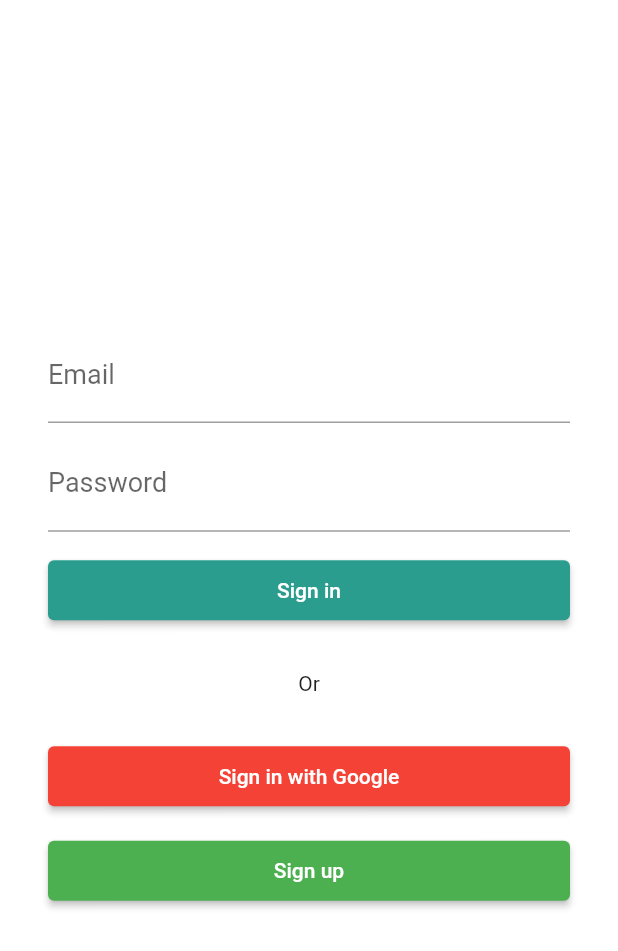
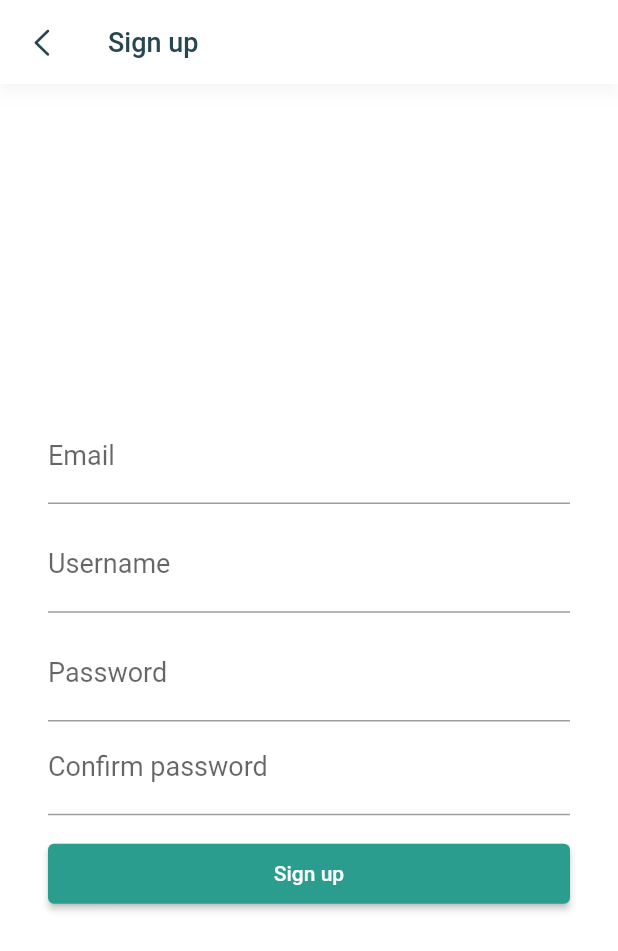
Before and after one commit to TrungHieu-HCMUIT/Greuse_GSC2021, a Flutter app: the screen it shows after launch, after a tap on "Sign up", on a phone screen of 412 x 824 dp. Shown: the top 951 px of the screen. Run offline on Flutter 3.47's test engine with Material 2 defaults, Android fonts, the phone set to English and light mode, and no system bars; network calls fail.

Commit message:
UI(SignUpScreen): Draft UI

```diff
--- a/lib/main.dart
+++ b/lib/main.dart
@@ -8,6 +8,7 @@ import 'package:greuse/screens/news_feed_screen.dart';
 import 'package:greuse/screens/profile_screen.dart';
 import 'package:greuse/screens/saved_posts_screen.dart';
 import 'package:greuse/screens/sign_in_screen.dart';
+import 'package:greuse/screens/sign_up_screen.dart';
 
 void main() => runApp(MyApp());
 
@@ -22,6 +23,7 @@ class MyApp extends StatelessWidget {
     MyPostsScreen.id: (_) => MyPostsScreen(),
     ExchangingLocationsScreen.id: (_) => ExchangingLocationsScreen(),
     SignInScreen.id: (_) => SignInScreen(),
+    SignUpScreen.id: (_) => SignUpScreen(),
   };
 
   @override
--- a/lib/screens/sign_in_screen.dart
+++ b/lib/screens/sign_in_screen.dart
@@ -1,4 +1,5 @@
 import 'package:flutter/material.dart';
+import 'package:greuse/screens/sign_up_screen.dart';
 
 class SignInScreen extends StatefulWidget {
   static const id = 'sign_in_screen';
@@ -46,7 +47,7 @@ class _SignInScreenState extends State<SignInScreen> {
   }
 
   void _signUp() {
-    // TODO: Implement _signUp function
+    Navigator.pushNamed(context, SignUpScreen.id);
   }
 
   @override
--- /dev/null
+++ b/lib/screens/sign_up_screen.dart
@@ -0,0 +1,144 @@
+import 'package:flutter/cupertino.dart';
+import 'package:flutter/material.dart';
+
+class SignUpScreen extends StatefulWidget {
+  static const id = 'sign_up_screen';
+  @override
+  _SignUpScreenState createState() => _SignUpScreenState();
+}
+
+class _SignUpScreenState extends State<SignUpScreen> {
+  final _formKey = GlobalKey<FormState>();
+  final _passwordController = TextEditingController();
+  String _email;
+  String _username;
+  String _password;
+  String _confirmPassword;
+
+  String _emailValidator(String email) {
+    email = email.trim();
+    if (email.isEmpty) return 'Please enter your email';
+    final emailRegEx = RegExp(
+        r"^[a-zA-Z0-9.a-zA-Z0-9.!#$%&'*+-/=?^_`{|}~]+@[a-zA-Z0-9]+\.[a-zA-Z]+");
+    bool emailValid = emailRegEx.hasMatch(email);
+    if (!emailValid) return 'Please enter a valid email';
+    return null;
+  }
+
+  void _onEmailSaved(String email) => _email = email.trim();
+
+  String _usernameValidator(String username) {
+    username = username.trim();
+    if (username.isEmpty) return 'Please enter your username';
+    if (username.length < 6) return 'Username must be at least 6 characters';
+    return null;
+  }
+
+  void _onUsernameSaved(String username) => _username = username.trim();
+
+  String _passwordValidator(String password) {
+    if (password.isEmpty) return 'Please enter password';
+    if (password.length < 8) return 'Password must be at least 8 characters';
+    return null;
+  }
+
+  void _onPasswordSaved(String password) => _password = password;
+
+  String _confirmPasswordValidator(String password) {
+    if (password != _passwordController.text) return 'Password does not match';
+    return null;
+  }
+
+  void _onConfirmPasswordSaved(String password) => _confirmPassword = password;
+
+  void _signUp() {
+    if (_formKey.currentState.validate()) {
+      _formKey.currentState.save();
+    }
+  }
+
+  @override
+  Widget build(BuildContext context) {
+    return Scaffold(
+      appBar: AppBar(
+        backgroundColor: Colors.white,
+        title: Text('Sign up'),
+        leading: IconButton(
+          onPressed: () {
+            Navigator.pop(context);
+          },
+          tooltip: 'Back',
+          icon: Icon(CupertinoIcons.chevron_left),
+        ),
+      ),
+      body: Center(
+        child: SingleChildScrollView(
+          physics: BouncingScrollPhysics(),
+          padding: EdgeInsets.all(32.0),
+          child: Form(
+            key: _formKey,
+            child: Column(
+              crossAxisAlignment: CrossAxisAlignment.stretch,
+              children: [
+                TextFormField(
+                  decoration: InputDecoration(
+                    labelText: 'Email',
+                  ),
+                  style: TextStyle(
+                    fontSize: 18.0,
+                  ),
+                  keyboardType: TextInputType.emailAddress,
+                  textInputAction: TextInputAction.next,
+                  validator: _emailValidator,
+                  onSaved: _onEmailSaved,
+                ),
+                SizedBox(height: 10.0),
+                TextFormField(
+                  decoration: InputDecoration(
+                    labelText: 'Username',
+                  ),
+                  style: TextStyle(
+                    fontSize: 18.0,
+                  ),
+                  textInputAction: TextInputAction.next,
+                  validator: _usernameValidator,
+                  onSaved: _onUsernameSaved,
+                ),
+                SizedBox(height: 10.0),
+                TextFormField(
+                  controller: _passwordController,
+                  decoration: InputDecoration(
+                    labelText: 'Password',
+                  ),
+                  style: TextStyle(
+                    fontSize: 18.0,
+                  ),
+                  obscureText: true,
+                  textInputAction: TextInputAction.next,
+                  validator: _passwordValidator,
+                  onSaved: _onPasswordSaved,
+                ),
+                TextFormField(
+                  decoration: InputDecoration(
+                    labelText: 'Confirm password',
+                  ),
+                  style: TextStyle(
+                    fontSize: 18.0,
+                  ),
+                  obscureText: true,
+                  validator: _confirmPasswordValidator,
+                  onSaved: _onConfirmPasswordSaved,
+                ),
+                SizedBox(height: 15.0),
+                RaisedButton(
+                  onPressed: _signUp,
+                  child: Text('Sign up'),
+                ),
+              ],
+            ),
+          ),
+        ),
+      ),
+    );
+  }
+}
```
